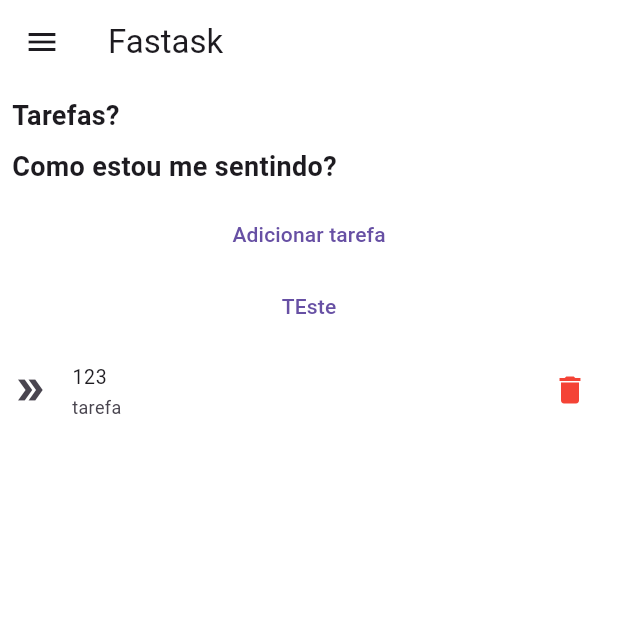
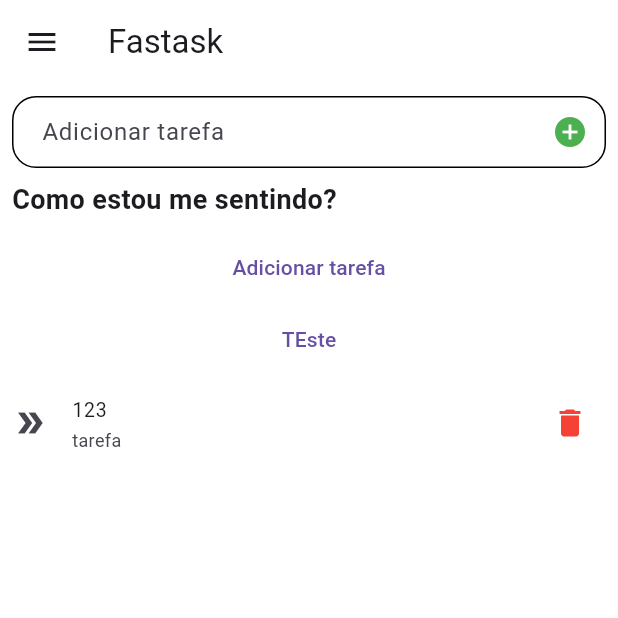
Before and after one commit to Rarysont/flutter-todo, a Flutter app: the screen it shows once a user with an empty profile is signed in, after a tap on "Adicionar tarefa", on a phone screen of 412 x 824 dp, the top half of it. Run offline on Flutter 3.47's test engine with Material 3 defaults, Android fonts, the phone set to English and light mode, and no system bars; our stand-ins replace firebase_auth, firebase_core, flutter_mobx, mobx; accounts and stored records are empty; generated files the repository leaves out were written again.

```diff
--- a/lib/components/decoration_input.dart
+++ b/lib/components/decoration_input.dart
@@ -1,7 +1,8 @@
 import 'package:flutter/material.dart';
 import 'package:studies/_common/colors.dart';
 
-InputDecoration getDecorationInput(String label) {
+InputDecoration getDecorationInput(
+    {required String label, IconData? icon, void Function()? onPressIcon}) {
   return InputDecoration(
       hintText: label,
       fillColor: Colors.white,
@@ -17,6 +18,15 @@ InputDecoration getDecorationInput(String label) {
       enabledBorder: OutlineInputBorder(
           borderRadius: BorderRadius.circular(16),
           borderSide: const BorderSide(color: Colors.black)),
+      suffixIcon: icon != null
+          ? (GestureDetector(
+              onTap: onPressIcon,
+              child: Icon(
+                icon,
+                color: Colors.green,
+                textDirection: TextDirection.rtl,
+              )))
+          : null,
       focusedBorder: OutlineInputBorder(
           borderRadius: BorderRadius.circular(16),
           borderSide: const BorderSide(color: MyColors.darkBlue, width: 3)));
--- a/lib/screens/auth_screen.dart
+++ b/lib/screens/auth_screen.dart
@@ -69,7 +69,7 @@ class _AuthScreenState extends State<AuthScreen> {
                         TextFormField(
                           controller: _emailController,
                           keyboardType: TextInputType.emailAddress,
-                          decoration: getDecorationInput('Email'),
+                          decoration: getDecorationInput(label: 'Email'),
                           validator: (String? value) {
                             if (value == null) {
                               return "O e-mail não pode ser vazio";
@@ -84,7 +84,7 @@ class _AuthScreenState extends State<AuthScreen> {
                         const SizedBox(height: 8),
                         TextFormField(
                           controller: _passwordController,
-                          decoration: getDecorationInput('Senha'),
+                          decoration: getDecorationInput(label: 'Senha'),
                           validator: (String? value) {
                             if (value == null) {
                               return "A senha não pode ser vazio";
@@ -105,7 +105,7 @@ class _AuthScreenState extends State<AuthScreen> {
                               children: [
                                 TextFormField(
                                   controller: _nameController,
-                                  decoration: getDecorationInput('Nome'),
+                                  decoration: getDecorationInput(label: 'Nome'),
                                   validator: (String? value) {
                                     if (value == null) {
                                       return "O nome não pode ser vazio";
--- a/lib/screens/home_screen.dart
+++ b/lib/screens/home_screen.dart
@@ -1,9 +1,11 @@
 import 'package:flutter/material.dart';
 import 'package:mobx/mobx.dart';
 import 'package:flutter_mobx/flutter_mobx.dart';
+import 'package:studies/components/decoration_input.dart';
 import 'package:studies/models/task_model.dart';
 import 'package:studies/service/auth_service.dart';
 import 'package:studies/stores/task_store.dart';
+import 'package:uuid/uuid.dart';
 
 class HomeScreen extends StatelessWidget {
   const HomeScreen({super.key});
@@ -11,6 +13,7 @@ class HomeScreen extends StatelessWidget {
   @override
   Widget build(BuildContext context) {
     final taskStore = TaskStore();
+    final Uuid uuid = Uuid();
 
     return Scaffold(
       backgroundColor: Colors.white,
@@ -37,9 +40,27 @@ class HomeScreen extends StatelessWidget {
           decoration: const BoxDecoration(color: Colors.white),
           child: ListView(
             children: [
-              const Text(
-                'Tarefas?',
-                style: TextStyle(fontWeight: FontWeight.bold, fontSize: 18),
+              Observer(
+                builder: (_) => TextFormField(
+                  onChanged: taskStore.setDescription,
+                  decoration: getDecorationInput(
+                      label: 'Adicionar tarefa',
+                      icon: Icons.add_circle,
+                      onPressIcon: () {
+                        String randomUuid = uuid.v4();
+                        taskStore.addTask(TaskModel(
+                            id: randomUuid,
+                            description: taskStore.description,
+                            done: false));
+                        taskStore.setDescription('');
+                      }),
+                  validator: (String? value) {
+                    if (value == null) {
+                      return "A tarefa não de";
+                    }
+                    return null;
+                  },
+                ),
               ),
               const SizedBox(
                 height: 8,
--- a/pubspec.yaml
+++ b/pubspec.yaml
@@ -39,6 +39,7 @@ dependencies:
   firebase_auth: ^5.1.2
   mobx: ^2.3.3+2
   flutter_mobx: ^2.2.1+1
+  uuid: ^3.0.6
 
 dev_dependencies:
   flutter_test:
```
Also changed, not shown: pubspec.lock.
